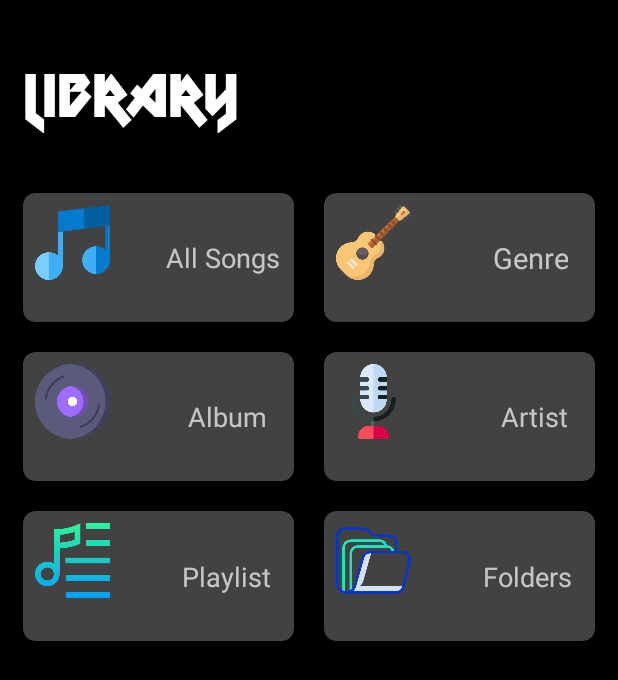
After one commit to Prathamesh0606/Music_application, an Android app: the libActivity screen opened directly, with no data from a screen before it, on a phone screen of 412 x 824 dp. The commit adds this screen. Shown: the top 680 px of the screen. Run offline under Robolectric (Android 15) with nearby library versions, the phone set to English and light mode, and no system bars; Roboto replaces fonts that are not available here.

Commit message:
library screen

```diff
--- a/app/src/main/AndroidManifest.xml
+++ b/app/src/main/AndroidManifest.xml
@@ -41,7 +41,10 @@
                 <category android:name="android.intent.category.LAUNCHER" />
             </intent-filter>
         </activity>
+        <activity android:name=".libActivity"
+            android:parentActivityName=".MainActivity">
 
+        </activity>
         <meta-data
             android:name="preloaded_fonts"
             android:resource="@array/preloaded_fonts" />
--- a/app/src/main/java/com/phoenix/music_application/MainActivity.java
+++ b/app/src/main/java/com/phoenix/music_application/MainActivity.java
@@ -64,6 +64,8 @@ public class MainActivity extends AppCompatActivity implements EasyPermissions.P
     CardView cardView;
     ImageView vinylArt;
 
+    //button for lib
+    private Button libraryButton;
 
     MediaMetadataRetriever mmr = new MediaMetadataRetriever();
     Button addToFavs;
@@ -128,6 +130,7 @@ public class MainActivity extends AppCompatActivity implements EasyPermissions.P
         artistNameTextView = findViewById(R.id.artistName);
         lyricsIcon = findViewById(R.id.lyricsButton);
         playBtton = findViewById(R.id.playPauseButton);
+        settingsIcon= findViewById(R.id.settingsButton);
         skipToNextBtn = findViewById(R.id.nextButton);
         //addToFavs = findViewById(R.id.stopButton);
         startText = findViewById(R.id.runningTime);
@@ -141,6 +144,15 @@ public class MainActivity extends AppCompatActivity implements EasyPermissions.P
         vinylArt = findViewById(R.id.albumArt_vinylArt);
 
         start = findViewById(R.id.seeker);
+
+        //switch from main to lib----------------------------
+        libraryButton= (Button) findViewById(R.id.libraryButton);
+        libraryButton.setOnClickListener(new View.OnClickListener() {
+            @Override
+            public void onClick(View view) {
+                openlibActivity();
+            }
+        });
 
         //rotate animation for album art
         rotateCard = ObjectAnimator.ofFloat(cardView, "rotation", 0, 360);
@@ -217,20 +229,20 @@ public class MainActivity extends AppCompatActivity implements EasyPermissions.P
 
 
         //Switching to settings
-//        settingsIcon.setOnClickListener(new View.OnClickListener() {
-//            @Override
-//            public void onClick(View v) {
-//                Intent intent = new Intent(MainActivity.this, settingsActivity.class);
-//                startActivity(intent);
-//            }
-//        });
+        settingsIcon.setOnClickListener(new View.OnClickListener() {
+            @Override
+            public void onClick(View v) {
+                Intent intent = new Intent(MainActivity.this, settingsActivity.class);
+                startActivity(intent);
+            }
+        });
 
 
         //skip to next song button onclick method
         skipToNextBtn.setOnClickListener(new View.OnClickListener() {
             @Override
             public void onClick(View v) {
-                if (pos < songsList.size()) {
+                if (pos < songsList.size()-1) {
                     pos++;
 
                 } else pos = 0;
@@ -462,6 +474,14 @@ public class MainActivity extends AppCompatActivity implements EasyPermissions.P
             getPermissions();
         }
     }
+
+
+
+    public void openlibActivity(){
+        Intent intent = new Intent(this, libActivity.class);
+        startActivity(intent);
+    }
+
     /*
     public int putSeeker() {
         return findViewById(R.id.seeker);
--- /dev/null
+++ b/app/src/main/java/com/phoenix/music_application/libActivity.java
@@ -0,0 +1,30 @@
+package com.phoenix.music_application;
+
+import android.app.Activity;
+import android.content.Intent;
+import android.os.Bundle;
+import android.view.View;
+
+import androidx.constraintlayout.widget.ConstraintLayout;
+
+
+public class libActivity extends Activity {
+
+    ConstraintLayout openAllsongs;
+
+    @Override
+    protected void onCreate(Bundle savedInstanceState) {
+        super.onCreate(savedInstanceState);
+        setContentView(R.layout.library_screen);
+        openAllsongs= findViewById(R.id.openAllsongs);
+
+    }
+
+    public void openAllsongs(View v){
+
+        Intent intent = new Intent(libActivity.this, PlayListActivity.class);
+        startActivity(intent);
+    }
+
+
+}
--- a/app/src/main/res/layout/activity_main.xml
+++ b/app/src/main/res/layout/activity_main.xml
@@ -285,5 +285,18 @@
             android:layout_centerInParent="true"/>
 
     </RelativeLayout>
-
+    <!--
+    <Button
+        android:id="@+id/button"
+        android:layout_width="wrap_content"
+        android:layout_height="wrap_content"
+        android:layout_marginEnd="160dp"
+        android:layout_marginBottom="2dp"
+        android:background="#000000"
+        android:text="Library"
+        app:layout_constraintBottom_toTopOf="@+id/lineViz"
+        app:layout_constraintEnd_toEndOf="parent"
+        app:layout_constraintHorizontal_bias="1.0"
+        app:layout_constraintStart_toEndOf="@+id/songInfoBox" />
+        -->
 </androidx.constraintlayout.widget.ConstraintLayout>
--- /dev/null
+++ b/app/src/main/res/layout/library_screen.xml
@@ -0,0 +1,357 @@
+<?xml version="1.0" encoding="utf-8"?>
+<LinearLayout xmlns:android="http://schemas.android.com/apk/res/android"
+xmlns:app="http://schemas.android.com/apk/res-auto"
+xmlns:tools="http://schemas.android.com/tools"
+android:layout_width="match_parent"
+android:layout_height="match_parent"
+android:background="#000000"
+android:orientation="vertical"
+android:weightSum="20"
+tools:context=".libActivity">
+
+<RelativeLayout
+    android:layout_weight="3"
+    android:layout_width="match_parent"
+    android:layout_height="0dp">
+
+    <TextView
+        android:id="@+id/library"
+        android:layout_width="wrap_content"
+        android:layout_height="wrap_content"
+        android:layout_centerVertical="true"
+        android:fontFamily="@font/metal_lord"
+        android:text="Library"
+        android:textColor="#ffffff"
+        android:textSize="40dp"
+        android:layout_marginLeft="15dp"/>
+
+</RelativeLayout>
+
+<GridLayout
+    android:layout_width="match_parent"
+    android:layout_height="0dp"
+    android:layout_weight="8"
+    android:columnCount="2"
+    android:rowCount="3"
+    android:alignmentMode="alignMargins"
+    android:columnOrderPreserved="false"
+    android:padding="5dp">
+
+    <!--- Row 1 and column 1 -->
+
+    <androidx.cardview.widget.CardView
+        android:layout_width="0dp"
+        android:layout_height="0dp"
+        android:layout_columnWeight="3"
+        android:layout_rowWeight="3"
+        android:layout_marginBottom="20dp"
+        android:layout_marginLeft="10dp"
+        android:layout_marginRight="10dp"
+        app:cardElevation="8dp"
+        app:cardCornerRadius="8dp">
+
+        <androidx.constraintlayout.widget.ConstraintLayout
+            android:id="@+id/openAllsongs"
+            android:layout_width="match_parent"
+            android:layout_height="match_parent"
+            android:layout_gravity="center_horizontal|center_vertical"
+            android:layout_margin="8dp"
+            android:onClick="openAllsongs"
+            android:orientation="vertical">
+
+            <ImageView
+                android:layout_width="50dp"
+                android:layout_height="50dp"
+
+                android:layout_gravity="center"
+                android:layout_marginTop="0dp"
+                android:src="@drawable/all_songs2"
+                app:layout_constraintStart_toStartOf="parent"
+                app:layout_constraintTop_toTopOf="parent" />
+
+            <TextView
+                android:id="@+id/textView"
+                android:layout_width="wrap_content"
+                android:layout_height="wrap_content"
+                android:text="All Songs"
+                android:textAlignment="textEnd"
+                android:textSize="18dp"
+                app:layout_constraintBottom_toBottomOf="parent"
+                app:layout_constraintEnd_toEndOf="parent"
+                app:layout_constraintTop_toTopOf="parent"
+                android:layout_marginRight="1dp"/>
+
+
+        </androidx.constraintlayout.widget.ConstraintLayout>
+
+
+    </androidx.cardview.widget.CardView>
+
+
+    <!--- Row 2 and column 1 -->
+
+    <androidx.cardview.widget.CardView
+        android:layout_width="0dp"
+        android:layout_height="0dp"
+        android:layout_columnWeight="3"
+        android:layout_rowWeight="3"
+        android:layout_marginBottom="20dp"
+        android:layout_marginLeft="10dp"
+        android:layout_marginRight="10dp"
+        app:cardElevation="8dp"
+        app:cardCornerRadius="8dp">
+
+        <androidx.constraintlayout.widget.ConstraintLayout
+            android:layout_width="match_parent"
+            android:layout_height="match_parent"
+            android:layout_gravity="center_horizontal|center_vertical"
+            android:layout_margin="8dp"
+            android:orientation="vertical">
+
+            <ImageView
+                android:layout_width="50dp"
+                android:layout_height="50dp"
+
+                android:layout_gravity="center"
+                android:layout_marginTop="0dp"
+                app:layout_constraintStart_toStartOf="parent"
+                app:layout_constraintTop_toTopOf="parent"
+                android:src="@drawable/guitar2"
+                />
+
+
+
+            <TextView
+                android:layout_width="wrap_content"
+                android:layout_height="wrap_content"
+                android:text="Genre"
+                android:textAlignment="textEnd"
+                android:textSize="19dp"
+                app:layout_constraintBottom_toBottomOf="parent"
+                app:layout_constraintEnd_toEndOf="parent"
+                app:layout_constraintTop_toTopOf="parent"
+                android:layout_marginRight="10dp"
+                />
+
+
+
+
+        </androidx.constraintlayout.widget.ConstraintLayout>
+
+
+    </androidx.cardview.widget.CardView>
+
+    <!--- Row 3 and column 1 -->
+
+    <androidx.cardview.widget.CardView
+        android:layout_width="0dp"
+        android:layout_height="0dp"
+        android:layout_columnWeight="3"
+        android:layout_rowWeight="3"
+        android:layout_marginBottom="20dp"
+        android:layout_marginLeft="10dp"
+        android:layout_marginRight="10dp"
+        app:cardElevation="8dp"
+        app:cardCornerRadius="8dp">
+
+        <androidx.constraintlayout.widget.ConstraintLayout
+            android:layout_width="match_parent"
+            android:layout_height="match_parent"
+            android:layout_gravity="center_horizontal|center_vertical"
+            android:layout_margin="8dp"
+            android:orientation="vertical">
+
+            <ImageView
+                android:layout_width="50dp"
+                android:layout_height="50dp"
+                android:layout_gravity="center"
+                android:layout_marginTop="0dp"
+                android:src="@drawable/album2"
+                app:layout_constraintStart_toStartOf="parent"
+                app:layout_constraintTop_toTopOf="parent"
+                />
+
+
+
+            <TextView
+                android:layout_width="wrap_content"
+                android:layout_height="wrap_content"
+                android:text="Album"
+                android:textAlignment="center"
+                android:textSize="18dp"
+                app:layout_constraintBottom_toBottomOf="parent"
+                app:layout_constraintEnd_toEndOf="parent"
+                app:layout_constraintTop_toTopOf="parent"
+                android:layout_marginRight="10dp"
+                />
+
+
+
+
+        </androidx.constraintlayout.widget.ConstraintLayout>
+
+
+    </androidx.cardview.widget.CardView>
+
+    <!--- Row 4 and column 1 -->
+
+    <androidx.cardview.widget.CardView
+        android:layout_width="0dp"
+        android:layout_height="0dp"
+        android:layout_columnWeight="3"
+        android:layout_rowWeight="3"
+        android:layout_marginBottom="20dp"
+        android:layout_marginLeft="10dp"
+        android:layout_marginRight="10dp"
+        app:cardElevation="8dp"
+        app:cardCornerRadius="8dp">
+
+        <androidx.constraintlayout.widget.ConstraintLayout
+            android:layout_width="match_parent"
+            android:layout_height="match_parent"
+            android:layout_gravity="center_horizontal|center_vertical"
+            android:layout_margin="8dp"
+            android:orientation="vertical">
+
+            <ImageView
+                android:layout_width="50dp"
+                android:layout_height="50dp"
+                android:layout_gravity="center"
+                android:src="@drawable/mic3"
+                android:layout_marginTop="0dp"
+                app:layout_constraintStart_toStartOf="parent"
+                app:layout_constraintTop_toTopOf="parent"
+                />
+
+
+
+            <TextView
+                android:layout_width="wrap_content"
+                android:layout_height="wrap_content"
+                android:text="Artist"
+                android:textAlignment="center"
+                android:textSize="18dp"
+                app:layout_constraintBottom_toBottomOf="parent"
+                app:layout_constraintEnd_toEndOf="parent"
+                app:layout_constraintTop_toTopOf="parent"
+                android:layout_marginRight="10dp"
+                />
+
+
+
+
+        </androidx.constraintlayout.widget.ConstraintLayout>
+
+
+    </androidx.cardview.widget.CardView>
+
+    <!--- Row 5 and column 1 -->
+
+    <androidx.cardview.widget.CardView
+        android:layout_width="0dp"
+        android:layout_height="0dp"
+        android:layout_columnWeight="3"
+        android:layout_rowWeight="3"
+        android:layout_marginBottom="20dp"
+        android:layout_marginLeft="10dp"
+        android:layout_marginRight="10dp"
+        app:cardElevation="8dp"
+        app:cardCornerRadius="8dp">
+
+        <androidx.constraintlayout.widget.ConstraintLayout
+            android:layout_width="match_parent"
+            android:layout_height="match_parent"
+            android:layout_gravity="center_horizontal|center_vertical"
+            android:layout_margin="8dp"
+            android:orientation="vertical">
+
+            <ImageView
+                android:layout_width="50dp"
+                android:layout_height="50dp"
+                android:layout_gravity="center"
+                android:layout_marginTop="0dp"
+                android:src="@drawable/playlist"
+                app:layout_constraintStart_toStartOf="parent"
+                app:layout_constraintTop_toTopOf="parent"
+                />
+
+
+
+            <TextView
+                android:layout_width="wrap_content"
+                android:layout_height="wrap_content"
+                android:text="Playlist"
+                android:textAlignment="textEnd"
+                android:textSize="18dp"
+                app:layout_constraintBottom_toBottomOf="parent"
+                app:layout_constraintEnd_toEndOf="parent"
+                app:layout_constraintTop_toTopOf="parent"
+                android:layout_marginRight="8dp"
+                />
+
+
+
+
+        </androidx.constraintlayout.widget.ConstraintLayout>
+
+
+    </androidx.cardview.widget.CardView>
+
+    <!--- Row 6 and column 1 -->
+
+    <androidx.cardview.widget.CardView
+        android:layout_width="0dp"
+        android:layout_height="0dp"
+        android:layout_columnWeight="3"
+        android:layout_rowWeight="3"
+        android:layout_marginBottom="20dp"
+        android:layout_marginLeft="10dp"
+        android:layout_marginRight="10dp"
+        app:cardElevation="8dp"
+        app:cardCornerRadius="8dp">
+
+        <androidx.constraintlayout.widget.ConstraintLayout
+            android:layout_width="match_parent"
+            android:layout_height="match_parent"
+            android:layout_gravity="center_horizontal|center_vertical"
+            android:layout_margin="8dp"
+            android:orientation="vertical">
+
+            <ImageView
+                android:layout_width="50dp"
+                android:layout_height="50dp"
+                android:layout_gravity="center"
+                android:src="@drawable/folder"
+                android:layout_marginTop="0dp"
+                app:layout_constraintStart_toStartOf="parent"
+                app:layout_constraintTop_toTopOf="parent"
+                />
+
+
+
+            <TextView
+                android:layout_width="wrap_content"
+                android:layout_height="wrap_content"
+                android:text="Folders"
+                android:textAlignment="textEnd"
+                android:textSize="18dp"
+                app:layout_constraintBottom_toBottomOf="parent"
+                app:layout_constraintEnd_toEndOf="parent"
+                app:layout_constraintTop_toTopOf="parent"
+                android:layout_marginRight="8dp"
+                />
+
+
+
+
+        </androidx.constraintlayout.widget.ConstraintLayout>
+
+
+    </androidx.cardview.widget.CardView>
+
+
+
+</GridLayout>
+
+
+</LinearLayout>
```
Also changed, not shown: app/src/main/res/drawable-xhdpi/album2.png (added), app/src/main/res/drawable-xhdpi/all_songs2.png (added), app/src/main/res/drawable-xhdpi/folder.png (added), app/src/main/res/drawable-xhdpi/guitar2.png (added), app/src/main/res/drawable-xhdpi/mic2.png (added), app/src/main/res/drawable-xhdpi/mic3.png (added), app/src/main/res/drawable-xhdpi/playlist.png (added), app/src/main/res/font/metal_lord.ttf (added).
